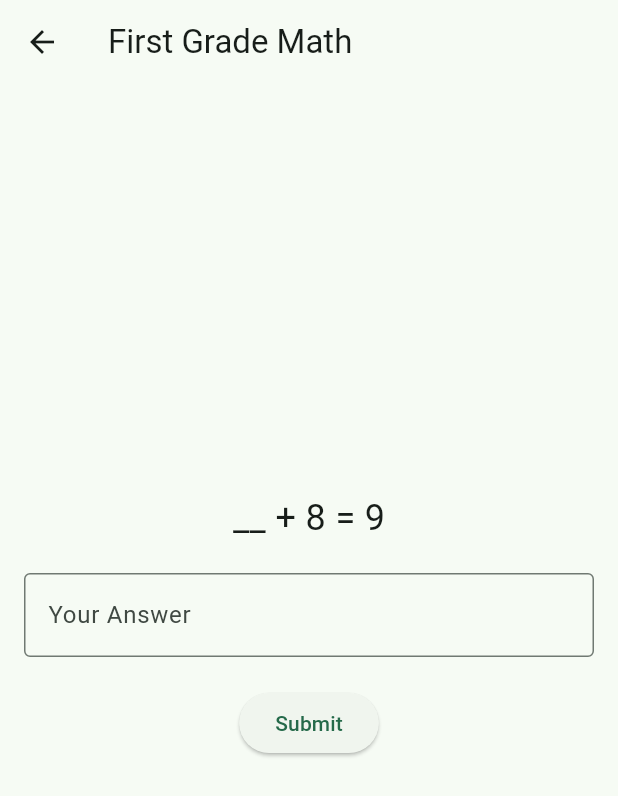
After one commit to leventarican/cookbook-flutter, a Flutter app: the screen it shows after launch, after a tap on "First Grade Math", on a phone screen of 412 x 824 dp. The commit adds this screen. Shown: the top 796 px of the screen. Run offline on Flutter 3.47's test engine with Material 3 defaults, Android fonts, the phone set to English and light mode, and no system bars; our stand-ins replace font_awesome_flutter.

Commit message:
feature math page

```diff
--- /dev/null
+++ b/refresh2025/lib/first_grade_math_page.dart
@@ -0,0 +1,146 @@
+import 'dart:math';
+import 'package:flutter/material.dart';
+
+class FirstGradeMathPage extends StatefulWidget {
+  const FirstGradeMathPage({super.key});
+
+  @override
+  State<FirstGradeMathPage> createState() => _FirstGradeMathPageState();
+}
+
+class _FirstGradeMathPageState extends State<FirstGradeMathPage> {
+  late MathTask _currentTask;
+  final TextEditingController _answerController = TextEditingController();
+  String _feedback = '';
+
+  @override
+  void initState() {
+    super.initState();
+    _currentTask = _generateTask();
+  }
+
+  @override
+  void dispose() {
+    _answerController.dispose();
+    super.dispose();
+  }
+
+  MathTask _generateTask() {
+    final random = Random();
+    final a = random.nextInt(10) + 1;
+    final b = random.nextInt(10) + 1;
+    final c = a + b;
+    final taskType = random.nextInt(3); // 0, 1, or 2
+    switch (taskType) {
+      case 0:
+        return MathTask(a: a, b: b, c: c, missing: Missing.c);
+      case 1:
+        return MathTask(a: a, b: b, c: c, missing: Missing.b);
+      case 2:
+        return MathTask(a: a, b: b, c: c, missing: Missing.a);
+      default:
+        return MathTask(a: a, b: b, c: c, missing: Missing.c);
+    }
+  }
+
+  void _checkAnswer() {
+    final userAnswer = int.tryParse(_answerController.text);
+    if (userAnswer == null) {
+      setState(() {
+        _feedback = 'Please enter a number.';
+      });
+      return;
+    }
+
+    if (_currentTask.checkAnswer(userAnswer)) {
+      setState(() {
+        _feedback = 'Correct!';
+        _currentTask = _generateTask();
+        _answerController.clear();
+      });
+    } else {
+      setState(() {
+        _feedback = 'Incorrect. Try again.';
+      });
+    }
+  }
+
+  @override
+  Widget build(BuildContext context) {
+    return Scaffold(
+      appBar: AppBar(title: const Text('First Grade Math')),
+      body: Center(
+        child: Padding(
+          padding: const EdgeInsets.all(16.0),
+          child: Column(
+            mainAxisAlignment: MainAxisAlignment.center,
+            children: <Widget>[
+              Text(
+                _currentTask.getTaskText(),
+                style: const TextStyle(fontSize: 24),
+              ),
+              const SizedBox(height: 20),
+              TextField(
+                controller: _answerController,
+                keyboardType: TextInputType.number,
+                decoration: const InputDecoration(
+                  border: OutlineInputBorder(),
+                  labelText: 'Your Answer',
+                ),
+              ),
+              const SizedBox(height: 20),
+              ElevatedButton(
+                onPressed: _checkAnswer,
+                child: const Text('Submit'),
+              ),
+              const SizedBox(height: 20),
+              Text(_feedback, style: const TextStyle(fontSize: 18)),
+            ],
+          ),
+        ),
+      ),
+    );
+  }
+}
+
+enum Missing { a, b, c }
+
+class MathTask {
+  final int a;
+  final int b;
+  final int c;
+  final Missing missing;
+
+  MathTask({
+    required this.a,
+    required this.b,
+    required this.c,
+    required this.missing,
+  });
+
+  String getTaskText() {
+    switch (missing) {
+      case Missing.a:
+        return '__ + $b = $c';
+      case Missing.b:
+        return '$a + __ = $c';
+      case Missing.c:
+        return '$a + $b = __';
+      default:
+        return '';
+    }
+  }
+
+  bool checkAnswer(int answer) {
+    switch (missing) {
+      case Missing.a:
+        return answer == a;
+      case Missing.b:
+        return answer == b;
+      case Missing.c:
+        return answer == c;
+      default:
+        return false;
+    }
+  }
+}
--- a/refresh2025/lib/main.dart
+++ b/refresh2025/lib/main.dart
@@ -1,6 +1,7 @@
 import 'package:flutter/material.dart';
 
 import 'weather_page.dart';
+import 'first_grade_math_page.dart';
 import 'game_page.dart';
 import 'programminglang_page.dart';
 
@@ -68,6 +69,27 @@ class MainScreen extends StatelessWidget {
               onPressed: () {
                 Navigator.push(
                   context,
+                  MaterialPageRoute(
+                    builder: (context) => const FirstGradeMathPage(),
+                  ),
+                );
+              },
+              child: const Text(
+                'First Grade Math',
+                style: TextStyle(fontWeight: FontWeight.bold),
+              ),
+            ),
+            const SizedBox(height: 20), // Add more space between buttons
+            ElevatedButton(
+              style: ElevatedButton.styleFrom(
+                minimumSize: Size(
+                  MediaQuery.of(context).size.width * 0.8,
+                  100,
+                ), // Double the size
+              ),
+              onPressed: () {
+                Navigator.push(
+                  context,
                   MaterialPageRoute(builder: (context) => const WeatherPage()),
                 );
               },
```
